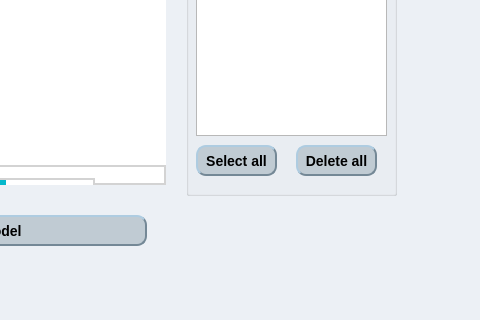
Old version of the form Sculptura/mainwindow.ui in the repository ElJAZRY/Sculptura---3D-scanner-; both pictures show x 604 to 1084 and y 211 to 531 of the 1084 by 627 pixel window.
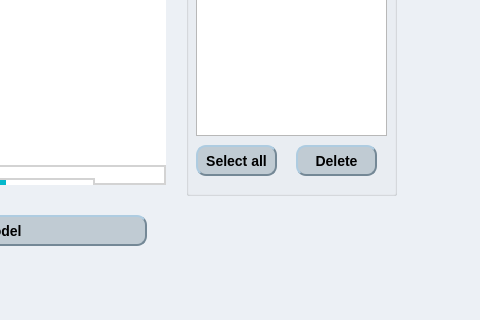
New version of the form. Icons and pictures are not drawn. Custom widgets are drawn as their Qt base class.

Commit message: Delete selected point cloud file

Patch:
```diff
--- a/Sculptura/mainwindow.ui
+++ b/Sculptura/mainwindow.ui
@@ -250,7 +250,7 @@
 }</string>
      </property>
      <property name="text">
-      <string>Delete all</string>
+      <string>Delete</string>
      </property>
     </widget>
    </widget>
```
Left out of the diff: 4 changed lines with no effect on the pictures. The commit also changes 8 other files.
